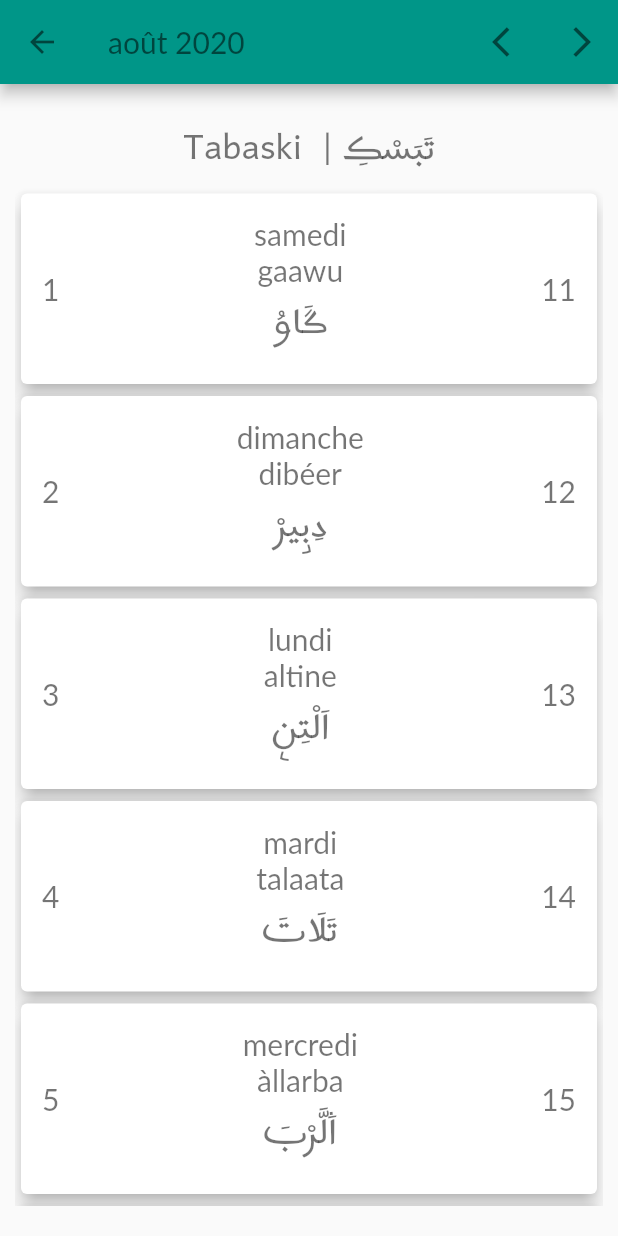
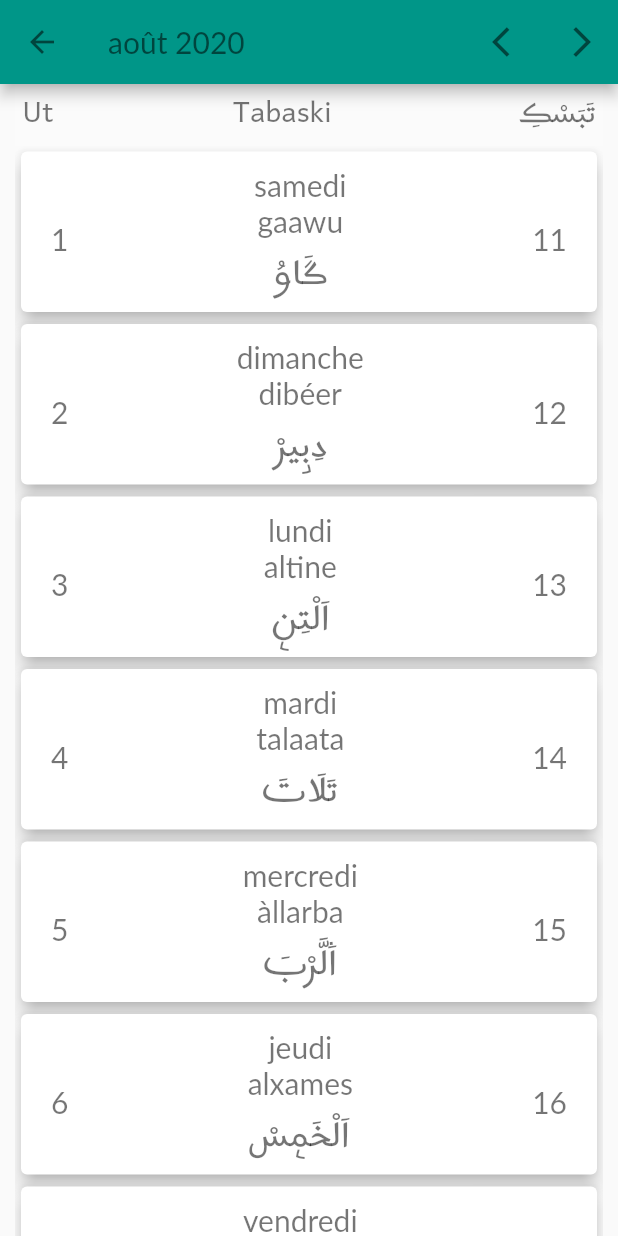
Before and after one commit to ngaretou/wolof_calendar, a Flutter app: the screen it shows after launch, scrolled down 576 dp, after a tap on the "calendar today" icon, on a phone screen of 412 x 824 dp. Run offline on Flutter 3.47's test engine with Material 2 defaults, Android fonts, the phone set to English and light mode, and no system bars; our stand-ins replace audioplayers, shared_preferences; accounts and stored records are empty; statements that could not run were skipped.

Commit message:
few more date screen refinements

```diff
--- a/acknowledgements.txt
+++ b/acknowledgements.txt
@@ -9,6 +9,8 @@ MIT Licensed software included:
 audioplayers https://github.com/luanpotter/audioplayers Copyright (c) 2017 Luan Nico
 
 provider https://github.com/rrousselGit/provider Copyright (c) 2019 Remi Rousselet
+
+
 
 MIT License: Permission is hereby granted, free of charge, to any person obtaining a copy of this software and associated documentation files (the "Software"), to deal in the Software without restriction, including without limitation the rights to use, copy, modify, merge, publish, distribute, sublicense, and/or sell copies of the Software, and to permit persons to whom the Software is furnished to do so, subject to the following conditions:
 
--- a/lib/screens/date_screen.dart
+++ b/lib/screens/date_screen.dart
@@ -70,7 +70,7 @@ class DateScreen extends StatelessWidget {
               child: Text('Fii la arminaat bi yem TT',
                   style: Theme.of(context).textTheme.headline6))
           : Padding(
-              padding: EdgeInsets.symmetric(horizontal: 10, vertical: 20),
+              padding: EdgeInsets.symmetric(horizontal: 10, vertical: 0),
               child: ListView.builder(
                 itemBuilder: (ctx, i) =>
                     DateTile(_datesToDisplay[i], args.year),
--- a/lib/widgets/date_tile.dart
+++ b/lib/widgets/date_tile.dart
@@ -1,4 +1,6 @@
 import 'package:flutter/material.dart';
+import 'package:provider/provider.dart';
+
 import '../providers/months.dart';
 import 'package:intl/intl.dart';
 
@@ -9,6 +11,11 @@ class DateTile extends StatelessWidget {
 
   @override
   Widget build(BuildContext context) {
+    final monthData = Provider.of<Months>(context, listen: false)
+        .months
+        .where((month) => month.monthID == currentDate.month)
+        .toList();
+
     String _wolofWeekday;
     String _wolofalWeekday;
     var currentDateTime = DateFormat("yyyy/M/dd", 'fr_FR').parse(
@@ -16,6 +23,8 @@ class DateTile extends StatelessWidget {
 
     String currentDayOfWeek =
         DateFormat('EEEE', 'fr_FR').format(currentDateTime);
+    // String currentWesternMonth =
+    //     DateFormat('MMMM', 'fr_FR').format(currentDateTime);
 
     switch (currentDateTime.weekday) {
       //1 = Monday
@@ -70,20 +79,29 @@ class DateTile extends StatelessWidget {
     } else {
       showMonth = false;
     }
+    TextStyle headerStyle = TextStyle(
+        fontFamily: "Harmattan",
+        fontSize: 25,
+        color: Theme.of(context).textTheme.headline6.color);
 
     return Column(
       children: [
         showMonth
             ? Container(
-                child: Align(
-                alignment: Alignment.center,
-                child: Text(
-                    currentDate.wolofMonthRS + " | " + currentDate.wolofMonthAS,
-                    style: Theme.of(context)
-                        .textTheme
-                        .headline6
-                        .copyWith(fontFamily: "Harmattan", fontSize: 30)),
-              ))
+                color: Colors.white24,
+                padding: EdgeInsets.only(left: 5, right: 5),
+                child: Row(
+                    mainAxisAlignment: MainAxisAlignment.spaceBetween,
+                    children: [
+                      Text(monthData[0].monthRS, style: headerStyle),
+                      Text(currentDate.wolofMonthRS, style: headerStyle),
+                      Text(currentDate.wolofMonthAS, style: headerStyle),
+                      // Directionality(
+                      //     textDirection: TextDirection.RTL,
+                      //     child: Text(currentDate.wolofMonthAS,
+                      //         style: headerStyle)),
+                    ]),
+              )
             : SizedBox(
                 height: 0,
               ),
@@ -93,9 +111,10 @@ class DateTile extends StatelessWidget {
               ? Theme.of(context).accentColor
               : Theme.of(context).cardColor,
           child: Padding(
-              padding: EdgeInsets.symmetric(horizontal: 14.0, vertical: 15),
+              padding: EdgeInsets.only(top: 10.0, left: 20, right: 20),
               child: Column(children: [
-                Row(
+                Container(
+                  child: Row(
                     mainAxisAlignment: MainAxisAlignment.spaceBetween,
                     children: [
                       Text(currentDate.westernDate,
@@ -109,11 +128,13 @@ class DateTile extends StatelessWidget {
                             style: Theme.of(context)
                                 .textTheme
                                 .headline6
-                              .copyWith(fontFamily: "Harmattan", fontSize: 30)),
+                                .copyWith(
+                                    fontFamily: "Harmattan", fontSize: 30)),
                       ]),
                       Text(currentDate.wolofDate,
                           style: Theme.of(context).textTheme.headline6),
                     ],
+                  ),
                 ),
                 currentDate.holidays.length >= 1
                     ? Divider(
@@ -153,53 +174,6 @@ class DateTile extends StatelessWidget {
                       )
                     : SizedBox(height: 0),
               ])),
-
-          // child: Column(
-          //   children: [
-          //     Row(mainAxisAlignment: MainAxisAlignment.spaceBetween, children: [
-          //       Text(currentDate.westernDate,
-          //           style: Theme.of(context).textTheme.headline6),
-          //       Text(currentDayOfWeek,
-          //           style: Theme.of(context).textTheme.headline6),
-          //       Text(currentDate.wolofDate,
-          //           style: Theme.of(context).textTheme.headline6),
-          //     ]),
-          //     Row(mainAxisAlignment: MainAxisAlignment.center, children: [
-          //       Text(_wolofWeekday, style: Theme.of(context).textTheme.headline6),
-          //     ]),
-          //     Row(mainAxisAlignment: MainAxisAlignment.center, children: [
-          //       Text(_wolofalWeekday,
-          //           style: Theme.of(context)
-          //               .textTheme
-          //               .headline6
-          //               .copyWith(fontFamily: "Harmattan")),
-          //     ]),
-          //     currentDate.holidays.length >= 1
-          //         ? Divider(
-          //             thickness: 3,
-          //           )
-          //         : SizedBox(
-          //             height: 0,
-          //           ),
-          //     currentDate.holidays.length >= 1
-          //         ? ListView.builder(
-          //             physics: NeverScrollableScrollPhysics(),
-          //             shrinkWrap: true,
-          //             scrollDirection: Axis.vertical,
-          //             itemCount: currentDate.holidays.length,
-          //             itemBuilder: (BuildContext context, int i) => Container(
-          //                 child: Padding(
-          //               padding: EdgeInsets.only(top: 10),
-          //               child: Align(
-          //                   alignment: Alignment.center,
-          //                   child: Text(currentDate.holidays[i].holidayFR,
-          //                       style: Theme.of(context).textTheme.headline6)),
-          //             )),
-          //           )
-          //         : SizedBox(height: 1),
-          //     // : Text(''),
-          //   ],
-          // ),
         ),
       ],
     );
--- a/pubspec.yaml
+++ b/pubspec.yaml
@@ -24,6 +24,7 @@ dependencies:
   flutter:
     sdk: flutter
   provider: ^4.3.1
+
   intl: ^0.16.1
   shared_preferences: ^0.5.8
   url_launcher: ^5.5.0
```
Lines whose indentation alone changed are shown as unchanged.
